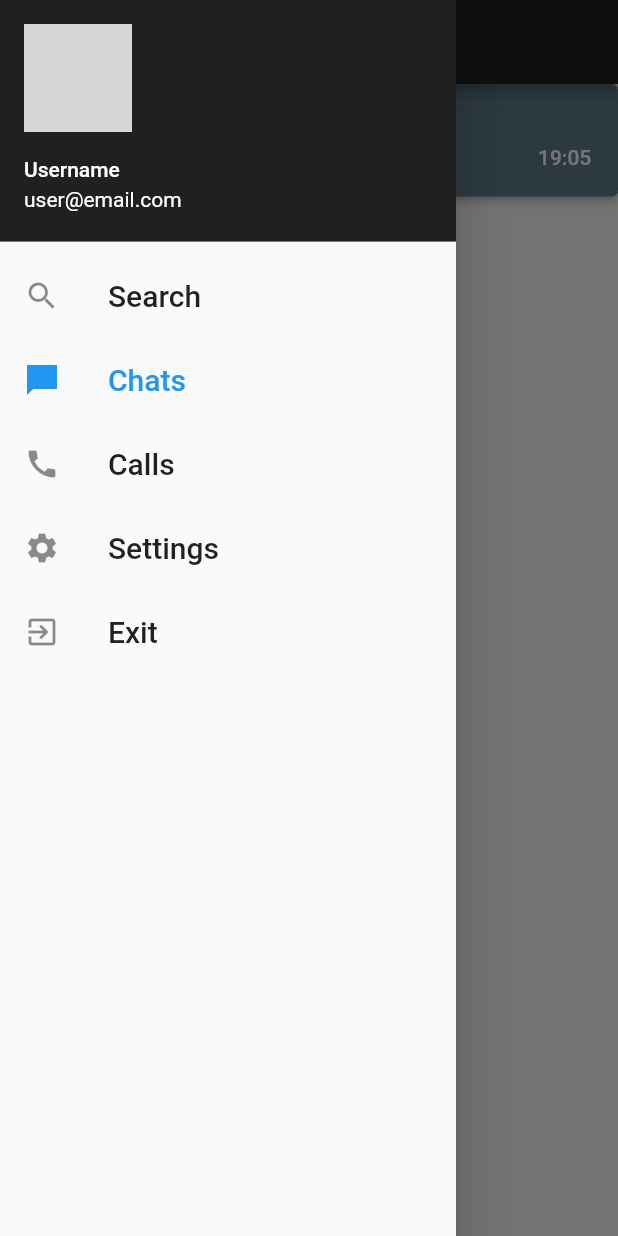
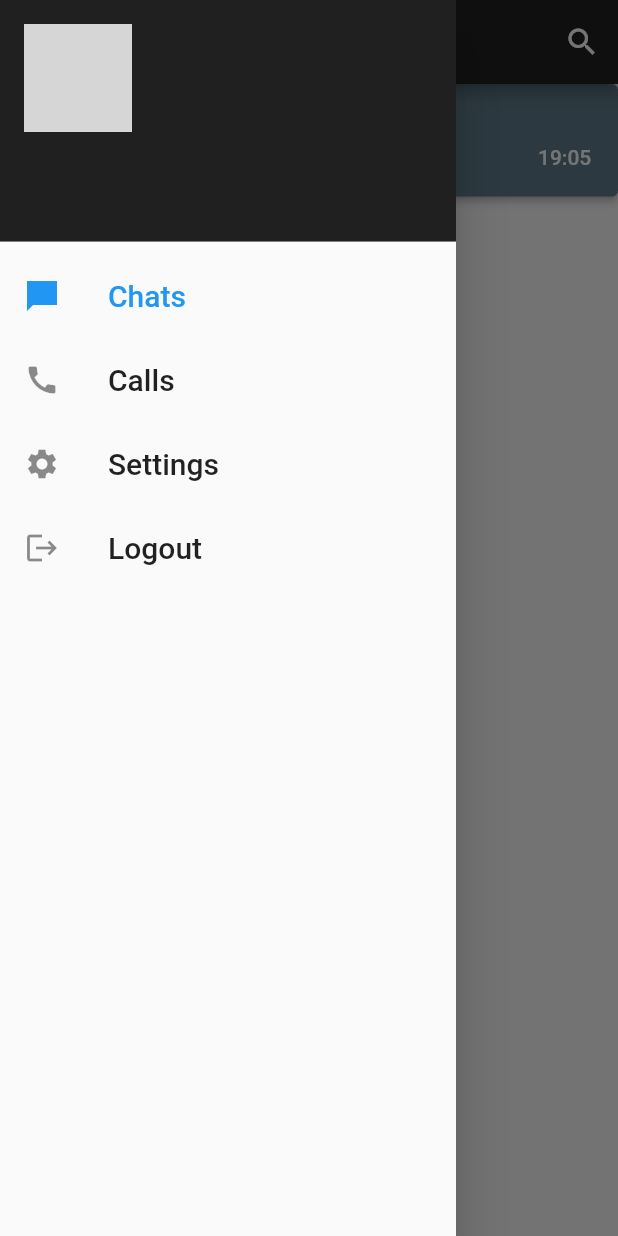
Before and after one commit to Aditya-Chandrn/AcaMedia, a Flutter app: the homePage screen opened directly, in the side drawer, after a tap on "Cheeku", on a phone screen of 412 x 824 dp. Run offline on Flutter 3.47's test engine with Material 2 defaults, Android fonts, the phone set to English and light mode, and no system bars; our stand-ins replace cloud_firestore, firebase_auth, firebase_core, shared_preferences; accounts and stored records are empty; network calls fail; grey boxes are pictures that could not be loaded.

Commit message:
Adds Logout feature

```diff
--- a/lib/helper/helper_functions.dart
+++ b/lib/helper/helper_functions.dart
@@ -20,8 +20,18 @@ class helperFunctions {
     return await sf.setString(userEmailKey, userEmail);
   }
 
-  static Future<bool?> getUserStatus() async {
+  static Future<bool?> getUserStatusSF() async {
     SharedPreferences sf = await SharedPreferences.getInstance();
     return sf.getBool(userLoggedInKey);
   }
+
+  static Future<String?> getUserNameSF() async {
+    SharedPreferences sf = await SharedPreferences.getInstance();
+    return sf.getString(userNameKey);
+  }
+
+  static Future<String?> getUserEmailSF() async {
+    SharedPreferences sf = await SharedPreferences.getInstance();
+    return sf.getString(userEmailKey);
+  }
 }
--- a/lib/main.dart
+++ b/lib/main.dart
@@ -42,7 +42,7 @@ class _MyAppState extends State<MyApp> {
   }
 
   getUserStatus() async {
-    await helperFunctions.getUserStatus().then((value) {
+    await helperFunctions.getUserStatusSF().then((value) {
       if (value != null) {
         setState(() {
         _isLoggedIn = value;
--- a/lib/pages/auth/login.dart
+++ b/lib/pages/auth/login.dart
@@ -201,7 +201,7 @@ class _loginPageState extends State<loginPage> {
                   .getData(email);
           await helperFunctions.saveLoginStatus(true);
           await helperFunctions.saveEmailSF(email);
-          // await helperFunctions.saveUserNameSF(snapshot.docs[0]['name']);
+          await helperFunctions.saveUserNameSF(snapshot.docs[0]['Name']);
           nextPageReplace(context, homePage());
         } else {
           showSnackBar(context, Colors.red, value);
--- a/lib/pages/home.dart
+++ b/lib/pages/home.dart
@@ -1,13 +1,13 @@
 // ignore_for_file: prefer_const_constructors
 
-import 'package:acamedia/pages/auth/register.dart';
+import 'package:acamedia/helper/helper_functions.dart';
+import 'package:acamedia/pages/auth/login.dart';
 import 'package:acamedia/pages/dms.dart';
+import 'package:acamedia/pages/search.dart';
 import 'package:acamedia/service/auth_ser.dart';
 import 'package:acamedia/widgets/widgets.dart';
 import 'package:flutter/material.dart';
-import 'package:flutter/src/widgets/framework.dart';
-import 'package:flutter/src/widgets/placeholder.dart';
-import 'navBar.dart';
+import 'calls.dart';
 
 class homePage extends StatefulWidget {
   const homePage({super.key});
@@ -18,35 +18,149 @@ class homePage extends StatefulWidget {
 
 class _homePageState extends State<homePage> {
   AuthService authService = AuthService();
+  String userName = "";
+  String userEmail = "";
+
+  @override
+  void initState() {
+    super.initState();
+    gettingUserData();
+  }
+
+  gettingUserData() async {
+    await helperFunctions.getUserEmailSF().then((value) {
+      userEmail = value!;
+    });
+    await helperFunctions.getUserNameSF().then((val) {
+      userName = val!;
+    });
+  }
+
   @override
   Widget build(BuildContext context) {
     return Scaffold(
-      drawer: navBar(),
+      drawer: Drawer(
+        child: ListView(
+          children: [
+            Padding(
+              padding: EdgeInsets.zero,
+              child: UserAccountsDrawerHeader(
+                accountName: Text(
+                  userName,
+                  style: TextStyle(color: Colors.white, fontSize: 20),
+                ),
+                accountEmail: Text(
+                  userEmail,
+                  style: TextStyle(color: Colors.white, fontSize: 15),
+                ),
+                currentAccountPicture: CircleAvatar(
+                  child: ClipOval(
+                      child: Image.network(
+                    "https://helios-i.mashable.com/imagery/articles/00apgKgIAO4EnFfjOgCApRe/hero-image.fill.size_1248x702.v1619086604.jpg",
+                    fit: BoxFit.cover,
+                    width: 80,
+                    height: 80,
+                  )),
+                ),
+                decoration: BoxDecoration(
+                  color: Color.fromARGB(255, 32, 32, 32),
+                ),
+              ),
+            ),
+            ListTile(
+              leading: Icon(Icons.chat_bubble_sharp),
+              title: Text("Chats", style: TextStyle(fontSize: 20)),
+              selected: true,
+              selectedColor: Colors.blue,
+              onTap: () => {
+                // nextPageReplace(context, homePage())
+                Navigator.pop(context)
+              },
+            ),
+            ListTile(
+              leading: Icon(Icons.call),
+              title: Text("Calls", style: TextStyle(fontSize: 20)),
+              onTap: () => {
+                Navigator.push(
+                    context,
+                    MaterialPageRoute(
+                      builder: (context) => callPage(),
+                    ))
+              },
+            ),
+            ListTile(
+              leading: Icon(Icons.settings),
+              title: Text("Settings", style: TextStyle(fontSize: 20)),
+              onTap: () => {},
+            ),
+            ListTile(
+              leading: Icon(Icons.logout),
+              title: Text("Logout", style: TextStyle(fontSize: 20)),
+              onTap: () async {
+                showDialog(
+                    barrierDismissible: true,
+                    context: context,
+                    builder: (context) {
+                      return AlertDialog(
+                        title: Text("Logout"),
+                        content: Text("Are you sure you want to logout?"),
+                        actions: [
+                          IconButton(
+                              onPressed: () {
+                                Navigator.pop(context);
+                              },
+                              icon: Icon(
+                                Icons.cancel,
+                                color: Colors.red,
+                              )),
+                          IconButton(
+                              onPressed: () async {
+                                await authService.signOut();
+                                Navigator.of(context).pushAndRemoveUntil(
+                                    MaterialPageRoute(
+                                        builder: (context) => loginPage()),
+                                    (route) => false);
+                              },
+                              icon: Icon(
+                                Icons.done,
+                                color: Colors.green,
+                              ))
+                        ],
+                      );
+                    });
+              },
+            ),
+          ],
+        ),
+      ),
       appBar: AppBar(
         centerTitle: true,
         title: Text("Chats"),
-        // actions: [
-        //   IconButton(
-        //       onPressed: () {},
-        //       icon: Icon(
-        //         Icons.logo_dev_outlined,
-        //         color: Colors.white,
-        //       )),
-        // ],
+        actions: [
+          IconButton(
+              onPressed: () {
+                nextPage(context, searchPage());
+              },
+              icon: Icon(
+                Icons.search,
+                color: Colors.white,
+              )),
+        ],
         backgroundColor: Color.fromARGB(255, 32, 32, 32),
       ),
       body: Column(
         children: [
           Container(
             color: Color.fromARGB(255, 32, 32, 32),
-            // child: myContainer(),
           ),
           Container(
             child: ElevatedButton(
               onPressed: () {
-                // Navigator.push(context, MaterialPageRoute(builder: ((context) => DMpage()),));
-                authService.signOut();
-                nextPage(context, registerPage());
+                Navigator.push(
+                    context,
+                    MaterialPageRoute(
+                      builder: ((context) => DMpage()),
+                    ));
               },
               style: ElevatedButton.styleFrom(
                   primary: Colors.blueGrey, fixedSize: Size(412, 75)),
--- a/lib/service/db_ser.dart
+++ b/lib/service/db_ser.dart
@@ -20,7 +20,7 @@ class DatabaseService {
 
   Future getData(String email) async {
     QuerySnapshot snapshot =
-        await userCollection.where("email", isEqualTo: email).get();
+        await userCollection.where("Email", isEqualTo: email).get();
     return snapshot;
   }
 }
```
Also changed, not shown: lib/pages/search.dart (added, +24 -0 lines).
